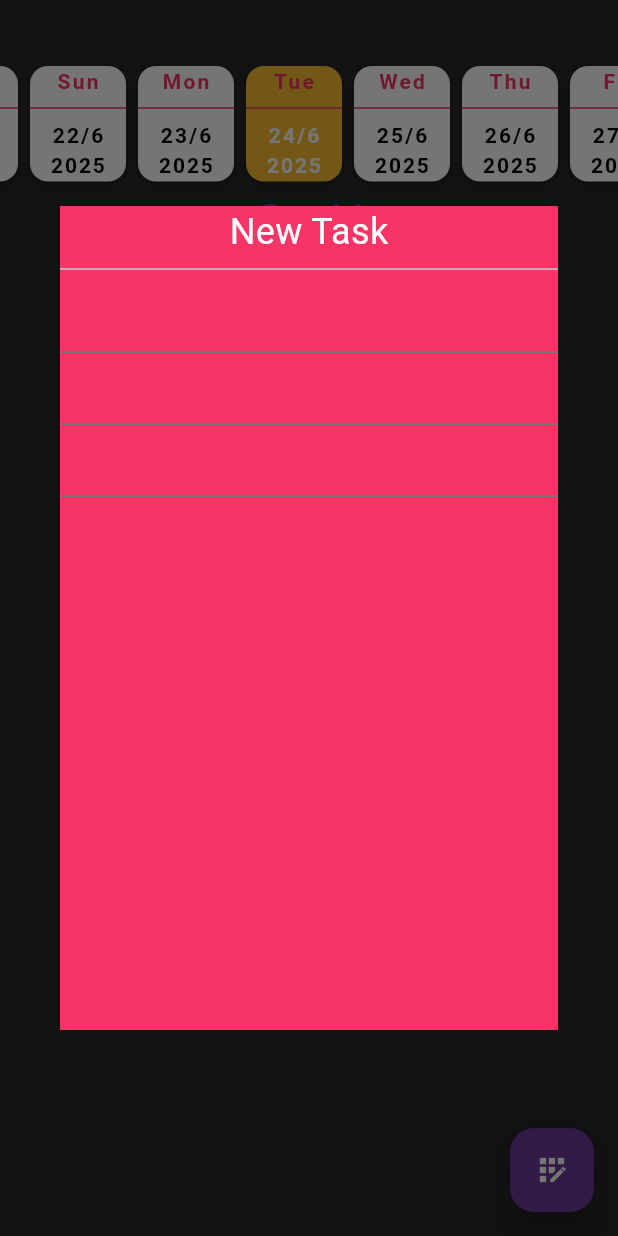
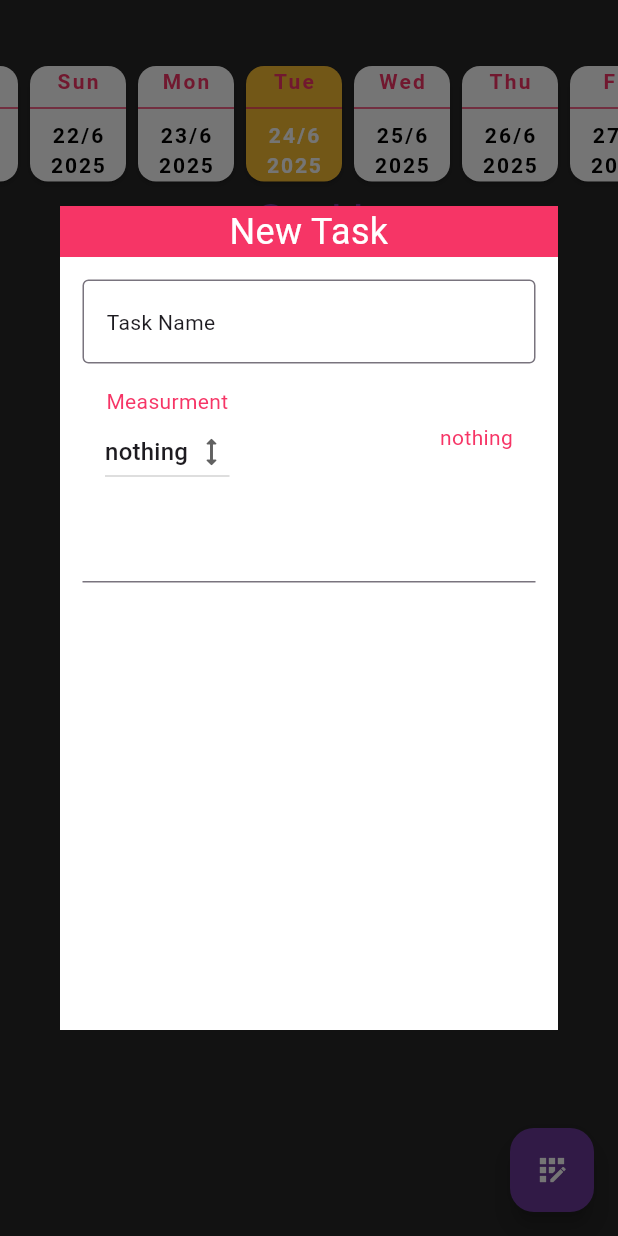
Before and after one commit to Aghiad1978/task_manager, a Flutter app: the screen it shows after launch, after a tap on the "app registration" icon, on a phone screen of 412 x 824 dp. Run offline on Flutter 3.47's test engine with Material 3 defaults, Android fonts, the phone set to English and light mode, and no system bars; our stand-ins replace sqflite; accounts and stored records are empty.

Commit message:
make dialog to add task

```diff
--- a/lib/main.dart
+++ b/lib/main.dart
@@ -27,14 +27,14 @@ class MyApp extends StatelessWidget {
   Widget build(BuildContext context) {
     return Scaffold(
         backgroundColor: AppColor.backGroundColor,
-        body: Container(child: Column(children: [
+        body: Column(children: [
           SizedBox(height:40),
           Consumer<DateProvider>(builder:(context, provider, child) {
           return  InfiniteListView(chooseDate: provider.choosenDate)  ;
           },),
 
           CalenderBtns(),
-        ],),),
+        ],),
       floatingActionButton: FloatingActionButton(
         onPressed: (){
           addTaskDialogue(context);
--- a/lib/models/task.dart
+++ b/lib/models/task.dart
@@ -1,5 +1,5 @@
   enum Measure{
-    time,count
+    nothing,counts,minutes,steps,
   }
 class Task {
 
--- a/lib/widgets/dialogues.dart
+++ b/lib/widgets/dialogues.dart
@@ -12,20 +12,23 @@ Future<DateTime?> getDateFromCalendar(BuildContext context)async{
 void addTaskDialogue(BuildContext context){
   showDialog(context: context, builder: (context) {
     return  Dialog(
-        shape: RoundedRectangleBorder(
-          borderRadius: BorderRadius.circular(25),
-        ),
         child: Container(
           height: MediaQuery.of(context).size.height/1.5,
-          color: AppColor.dayNameColor,
+          color: Colors.white,
           child: Column(
             children: [
-                Text("New Task",style: TextStyle(fontSize: 24, color: Colors.white),),
-                Divider(),
+                Container(
+                  width: MediaQuery.of(context).size.width,
+                  color: AppColor.dayNameColor,
+                  child: Text("New Task",textAlign: TextAlign.center,
+                  style:
+                  TextStyle(
+                    fontSize: 24,
+                    color: Colors.white,
+                    ),),
+                ),
                 NewTaskForm()
             ]
-
-
           ),
         ),
       );
--- a/lib/widgets/new_task_form.dart
+++ b/lib/widgets/new_task_form.dart
@@ -1,4 +1,6 @@
 import 'package:flutter/material.dart';
+import 'package:task_manager/app_color.dart';
+import 'package:task_manager/models/task.dart';
 
 class NewTaskForm extends StatefulWidget {
   const NewTaskForm({super.key});
@@ -8,16 +10,59 @@ class NewTaskForm extends StatefulWidget {
 }
 
 class _NewTaskFormState extends State<NewTaskForm> {
+  Measure _measure=Measure.nothing;
+  String _measureName="nothing";
+  void setMeasureUnit(Measure? value){
+    setState(() {
+      _measure=value!;
+      _measureName=value.name;
+    });
+  }
   @override
   Widget build(BuildContext context) {
-    return Column(
-      children: [
-        TextField(
+    return Padding(
+      padding: const EdgeInsets.all(15.0),
+      child: Column(
+        children: [
+          TextField(
+            decoration: InputDecoration(
+              hint: Text("Task Name"),
+              border: OutlineInputBorder(),
+            ),
+          ),
+         Padding(
+           padding: const EdgeInsets.all(15.0),
+           child: Row(
+            mainAxisAlignment: MainAxisAlignment.spaceBetween,
+             children: [
+               Column(
+                 children: [
+                  Text("Measurment",style: TextStyle(color: AppColor.dayNameColor),),
+                   DropdownButton<Measure>(
+                    icon: Icon(Icons.height_rounded),
+                    value: _measure,
+                    items: Measure.values.map((Measure measure){
+                      return DropdownMenuItem<Measure>(
+                        value: measure,
+                        child:Text(measure.name),
+                        );
+                    }).toList(),
+                    onChanged: (value) {
+                      setMeasureUnit(value);
+                    },
+                   ),
+                 ],
+               ),
+                Column(children: [
+                  Text(_measureName,style: TextStyle(color: AppColor.dayNameColor),),
+                ],)
+             ],
 
-        ),
-        TextField(),
-        TextField(),
-      ],
+           ),
+         ),
+          TextField(),
+        ],
+      ),
     );
   }
 }
```
